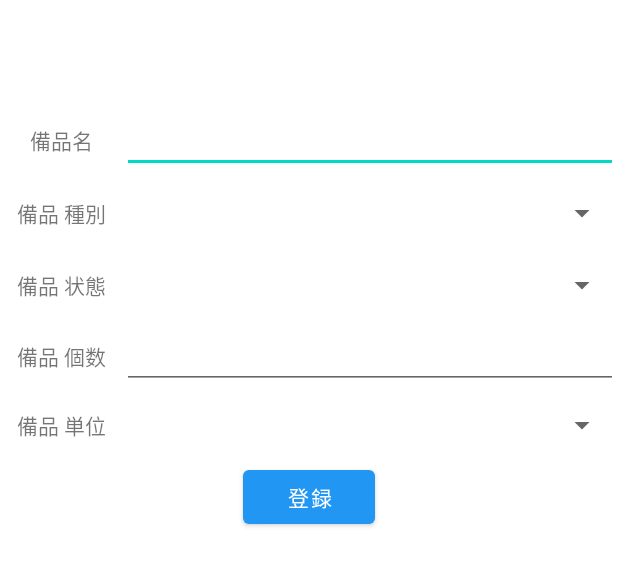
After one commit to kobayashi0211/FixturesManage, an Android app: the layout edit_fixture_fragment.xml on its own in the app's theme, with its tools: preview values and no code run, on a phone screen of 412 x 824 dp. The commit adds this screen. Shown: the top 566 px of the screen. Run offline under Robolectric (Android 15) with nearby library versions, the phone set to English and light mode, and no system bars.

Commit message:
備品マスタ：編集画面作成

```diff
--- /dev/null
+++ b/app/src/main/res/layout/edit_fixture_fragment.xml
@@ -0,0 +1,160 @@
+<?xml version="1.0" encoding="utf-8"?>
+
+<layout xmlns:android="http://schemas.android.com/apk/res/android"
+    xmlns:app="http://schemas.android.com/apk/res-auto"
+    xmlns:tools="http://schemas.android.com/tools"
+    tools:context="com.example.android.navigation.EditFixtureFragment">
+
+    <data>
+        <variable name="fixtureName" type="String" />
+        <variable name="fixtureType" type="Integer" />
+        <variable name="fixtureStatus" type="Integer" />
+        <variable name="fixtureQuantity" type="String" />
+        <variable name="fixtureUnit" type="Integer" />
+    </data>
+
+    <FrameLayout
+        android:layout_width="match_parent"
+        android:layout_height="match_parent">
+
+        <LinearLayout
+            android:layout_width="match_parent"
+            android:layout_height="match_parent"
+            android:orientation="vertical"
+            android:paddingTop="@dimen/nav_header_height"
+            android:paddingBottom="@dimen/nav_header_height">
+
+            <LinearLayout
+                android:layout_width="match_parent"
+                android:layout_height="wrap_content"
+                android:minHeight="?attr/minTouchTargetSize"
+                android:orientation="horizontal">
+
+                <TextView
+                    android:id="@+id/label_name"
+                    android:layout_width="81dp"
+                    android:layout_height="wrap_content"
+                    android:labelFor="@id/editTextName"
+                    android:text="@string/fixture_name"
+                    android:textAlignment="center" />
+
+                <EditText
+                    android:id="@+id/editTextName"
+                    android:layout_width="match_parent"
+                    android:layout_height="wrap_content"
+                    android:ems="10"
+                    android:inputType="textPersonName"
+                    android:text="@{fixtureName}"/>
+            </LinearLayout>
+
+            <LinearLayout
+                android:layout_width="match_parent"
+                android:layout_height="wrap_content"
+                android:minHeight="?attr/minTouchTargetSize"
+                android:orientation="horizontal">
+
+                <TextView
+                    android:id="@+id/label_type"
+                    android:layout_width="81dp"
+                    android:layout_height="wrap_content"
+                    android:layout_gravity="center_vertical"
+                    android:labelFor="@id/editSpinnerType"
+                    android:text="@string/fixture_type"
+                    android:textAlignment="center" />
+
+                <Spinner
+                    android:id="@+id/editSpinnerType"
+                    android:layout_width="match_parent"
+                    android:layout_height="wrap_content"
+                    android:layout_gravity="center_vertical"
+                    android:layout_weight="1" />
+
+            </LinearLayout>
+
+            <LinearLayout
+                android:layout_width="match_parent"
+                android:layout_height="wrap_content"
+                android:minHeight="?attr/minTouchTargetSize"
+                android:orientation="horizontal">
+
+                <TextView
+                    android:id="@+id/label_status"
+                    android:layout_width="81dp"
+                    android:layout_height="wrap_content"
+                    android:layout_gravity="center_vertical"
+                    android:labelFor="@id/editSpinnerStatus"
+                    android:text="@string/fixture_status"
+                    android:textAlignment="center" />
+
+                <Spinner
+                    android:id="@+id/editSpinnerStatus"
+                    android:layout_width="match_parent"
+                    android:layout_height="wrap_content"
+                    android:layout_gravity="center_vertical"
+                    android:layout_weight="1"
+                    android:gravity="center_vertical" />
+
+            </LinearLayout>
+
+            <LinearLayout
+                android:layout_width="match_parent"
+                android:layout_height="wrap_content"
+                android:orientation="horizontal">
+
+                <TextView
+                    android:id="@+id/label_quantity"
+                    android:layout_width="81dp"
+                    android:layout_height="wrap_content"
+                    android:labelFor="@id/editTextName"
+                    android:text="@string/fixture_quantity"
+                    android:textAlignment="center" />
+
+                <EditText
+                    android:id="@+id/editTextQuantity"
+                    android:layout_width="wrap_content"
+                    android:layout_height="wrap_content"
+                    android:layout_weight="1"
+                    android:ems="10"
+                    android:inputType="number"
+                    android:text="@{fixtureQuantity}"/>
+
+            </LinearLayout>
+
+            <LinearLayout
+                android:layout_width="match_parent"
+                android:layout_height="wrap_content"
+                android:minHeight="?attr/minTouchTargetSize"
+                android:orientation="horizontal">
+
+                <TextView
+                    android:id="@+id/label_unit"
+                    android:layout_width="81dp"
+                    android:layout_height="wrap_content"
+                    android:layout_gravity="center_vertical"
+                    android:gravity="center_vertical"
+                    android:labelFor="@id/editSpinnerUnit"
+                    android:text="@string/fixture_unit"
+                    android:textAlignment="center" />
+
+                <Spinner
+                    android:id="@+id/editSpinnerUnit"
+                    android:layout_width="match_parent"
+                    android:layout_height="wrap_content"
+                    android:layout_gravity="center_vertical"
+                    android:layout_weight="1"
+                    android:gravity="center_vertical" />
+
+            </LinearLayout>
+
+            <Button
+                android:id="@+id/editFixtureButton"
+                android:layout_width="wrap_content"
+                android:layout_height="wrap_content"
+                android:layout_gravity="center"
+                android:text="@string/create" />
+
+        </LinearLayout>
+
+    </FrameLayout>
+
+</layout>
```
Also changed, not shown: app/src/main/java/com/example/fixturesmanage/ui/fixture/FixtureEditFragment.kt (added, +189 -0 lines), app/src/main/java/com/example/fixturesmanage/ui/fixture/FixtureShowFragment.kt (+9 -0 lines).
